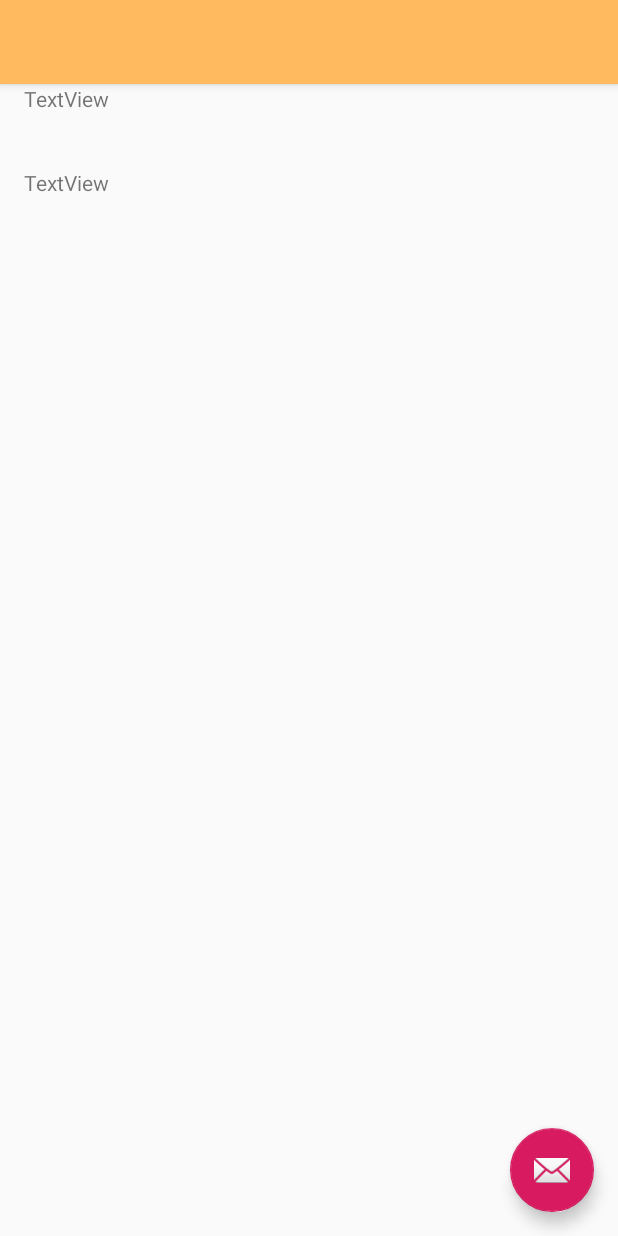
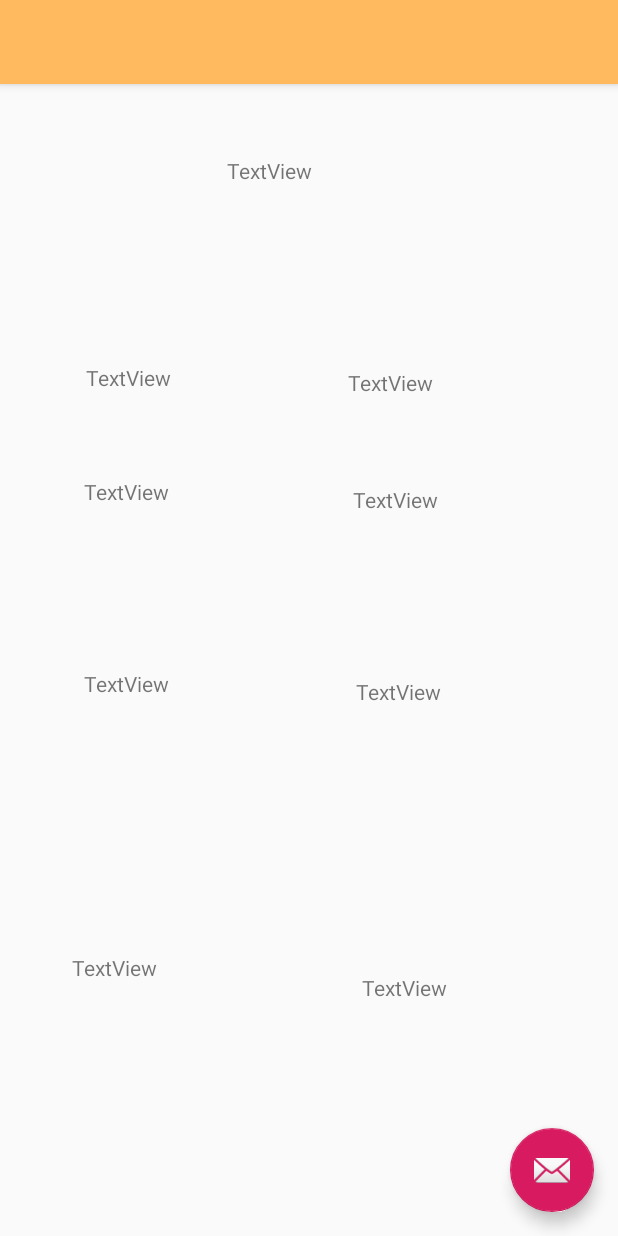
Before and after one commit to akashgoel0513/ModulMapper, an Android app: the modules screen opened directly, with no data from a screen before it, on a phone screen of 412 x 824 dp. Run offline under Robolectric (Android 15) with nearby library versions, the phone set to English and light mode, and no system bars.

Commit message:
Added the modules screen which has the admin and pathway variables taken from the dashboard screen.

```diff
--- a/app/src/main/java/com/example/modulmapper/modules.java
+++ b/app/src/main/java/com/example/modulmapper/modules.java
@@ -9,10 +9,14 @@ import android.view.View;
 import android.widget.EditText;
 import android.widget.TextView;
 
+import java.util.ArrayList;
+
 public class modules extends AppCompatActivity {
 
     String pathway;
     String admin;
+    Module module = new Module();
+    DatabaseHelper db;
 
     @Override
     protected void onCreate(Bundle savedInstanceState) {
@@ -29,11 +33,44 @@ public class modules extends AppCompatActivity {
         admin = data.getString("admin");
         pathway = data.getString("pathway");
 
-        TextView pathwayView = findViewById(R.id.pathwayView);
-        pathwayView.setText(pathway);
-        TextView adminView = findViewById(R.id.adminView);
-        adminView.setText(admin);
+        TextView pathwayTitle = findViewById(R.id.pathwayTitle);
+        pathwayTitle.setText(pathway);
 
+        if (pathway == "software") {
+
+            module = db.getModule("SOFTWARE_ENGINEERING_SEM_1");
+
+        } else if (pathway == "network") {
+
+            module = db.getModule("NETWORK_ENGINEERING_SEM_1");
+
+        } else if (pathway == "web") {
+
+            module = db.getModule("WEB_DEVELOPMENT_SEM_1");
+
+        } else if (pathway == "database") {
+
+            module = db.getModule("DATABASE_ARCHITECTURE_SEM_1");
+
+        }
+
+        TextView moduleTitle1 = findViewById(R.id.moduleTitle1);
+        moduleTitle1.setText(module.get_moduleTitle());
+
+        /*TextView moduleTitle2 = findViewById(R.id.moduleTitle2);
+        moduleTitle2.setText(moduleTitles.get(1));
+        TextView moduleTitle3 = findViewById(R.id.moduleTitle3);
+        moduleTitle3.setText(moduleTitles.get(2));
+        TextView moduleTitle4 = findViewById(R.id.moduleTitle4);
+        moduleTitle4.setText(moduleTitles.get(3));
+        TextView moduleTitle5 = findViewById(R.id.moduleTitle5);
+        moduleTitle5.setText(moduleTitles.get(4));
+        TextView moduleTitle6 = findViewById(R.id.moduleTitle6);
+        moduleTitle6.setText(moduleTitles.get(5));
+        TextView moduleTitle7 = findViewById(R.id.moduleTitle7);
+        moduleTitle7.setText(moduleTitles.get(6));
+        TextView moduleTitle8 = findViewById(R.id.moduleTitle8);
+        moduleTitle8.setText(moduleTitles.get(7));*/
 
         /*FloatingActionButton fab = findViewById(R.id.fab);
         fab.setOnClickListener(new View.OnClickListener() {
@@ -44,8 +81,6 @@ public class modules extends AppCompatActivity {
             }
         });*/
 
-
-
     }
 
 }
--- a/app/src/main/res/layout/content_modules.xml
+++ b/app/src/main/res/layout/content_modules.xml
@@ -8,27 +8,128 @@
     tools:context=".modules"
     tools:showIn="@layout/activity_modules">
 
-    <TextView
-        android:id="@+id/adminView"
-        android:layout_width="wrap_content"
-        android:layout_height="wrap_content"
-        android:layout_alignLeft="@+id/pathwayView"
+    <ScrollView
+        android:layout_width="match_parent"
+        android:layout_height="match_parent"
+        android:layout_alignParentStart="true"
+        android:layout_alignParentLeft="true"
         android:layout_alignParentTop="true"
-        android:text="TextView"
-        tools:layout_editor_absoluteX="95dp"
-        tools:layout_editor_absoluteY="66dp" />
+        android:layout_marginStart="0dp"
+        android:layout_marginLeft="0dp"
+        android:layout_marginTop="0dp">
+
+        <LinearLayout
+            android:layout_width="match_parent"
+            android:layout_height="wrap_content"
+            android:orientation="vertical" />
+    </ScrollView>
 
     <TextView
-        android:id="@+id/pathwayView"
+        android:id="@+id/moduleTitle1"
         android:layout_width="wrap_content"
         android:layout_height="wrap_content"
         android:layout_alignParentStart="true"
         android:layout_alignParentLeft="true"
         android:layout_alignParentTop="true"
-        android:layout_marginStart="16dp"
-        android:layout_marginLeft="16dp"
-        android:layout_marginTop="56dp"
-        android:text="TextView"
-        tools:layout_editor_absoluteX="95dp"
-        tools:layout_editor_absoluteY="109dp" />
+        android:layout_marginStart="57dp"
+        android:layout_marginLeft="57dp"
+        android:layout_marginTop="186dp"
+        android:text="TextView" />
+
+    <TextView
+        android:id="@+id/moduleTitle2"
+        android:layout_width="wrap_content"
+        android:layout_height="wrap_content"
+        android:layout_alignParentTop="true"
+        android:layout_alignParentEnd="true"
+        android:layout_alignParentRight="true"
+        android:layout_marginTop="189dp"
+        android:layout_marginEnd="123dp"
+        android:layout_marginRight="123dp"
+        android:text="TextView" />
+
+    <TextView
+        android:id="@+id/moduleTitle3"
+        android:layout_width="wrap_content"
+        android:layout_height="wrap_content"
+        android:layout_alignParentStart="true"
+        android:layout_alignParentLeft="true"
+        android:layout_alignParentTop="true"
+        android:layout_marginStart="56dp"
+        android:layout_marginLeft="56dp"
+        android:layout_marginTop="262dp"
+        android:text="TextView" />
+
+    <TextView
+        android:id="@+id/moduleTitle4"
+        android:layout_width="wrap_content"
+        android:layout_height="wrap_content"
+        android:layout_alignParentTop="true"
+        android:layout_alignParentEnd="true"
+        android:layout_alignParentRight="true"
+        android:layout_marginTop="267dp"
+        android:layout_marginEnd="120dp"
+        android:layout_marginRight="120dp"
+        android:text="TextView" />
+
+    <TextView
+        android:id="@+id/moduleTitle5"
+        android:layout_width="wrap_content"
+        android:layout_height="wrap_content"
+        android:layout_alignParentStart="true"
+        android:layout_alignParentLeft="true"
+        android:layout_alignParentTop="true"
+        android:layout_marginStart="56dp"
+        android:layout_marginLeft="56dp"
+        android:layout_marginTop="390dp"
+        android:text="TextView" />
+
+    <TextView
+        android:id="@+id/moduleTitle6"
+        android:layout_width="wrap_content"
+        android:layout_height="wrap_content"
+        android:layout_alignParentTop="true"
+        android:layout_alignParentEnd="true"
+        android:layout_alignParentRight="true"
+        android:layout_marginTop="395dp"
+        android:layout_marginEnd="118dp"
+        android:layout_marginRight="118dp"
+        android:text="TextView" />
+
+    <TextView
+        android:id="@+id/moduleTitle7"
+        android:layout_width="wrap_content"
+        android:layout_height="wrap_content"
+        android:layout_alignParentStart="true"
+        android:layout_alignParentLeft="true"
+        android:layout_alignParentBottom="true"
+        android:layout_marginStart="48dp"
+        android:layout_marginLeft="48dp"
+        android:layout_marginBottom="169dp"
+        android:text="TextView" />
+
+    <TextView
+        android:id="@+id/moduleTitle8"
+        android:layout_width="wrap_content"
+        android:layout_height="wrap_content"
+        android:layout_alignParentEnd="true"
+        android:layout_alignParentRight="true"
+        android:layout_alignParentBottom="true"
+        android:layout_marginEnd="114dp"
+        android:layout_marginRight="114dp"
+        android:layout_marginBottom="156dp"
+        android:text="TextView" />
+
+    <TextView
+        android:id="@+id/pathwayTitle"
+        android:layout_width="wrap_content"
+        android:layout_height="wrap_content"
+        android:layout_alignParentStart="true"
+        android:layout_alignParentLeft="true"
+        android:layout_alignParentTop="true"
+        android:layout_marginStart="151dp"
+        android:layout_marginLeft="151dp"
+        android:layout_marginTop="48dp"
+        android:text="TextView" />
+
 </RelativeLayout>
```
Also changed, not shown: app/src/main/java/com/example/modulmapper/DatabaseHelper.java (+19 -0 lines), app/src/main/java/com/example/modulmapper/Module.java (added, +61 -0 lines), app/src/main/res/layout/activity_dashboard.xml (+10 -22 lines), 8 other files.
